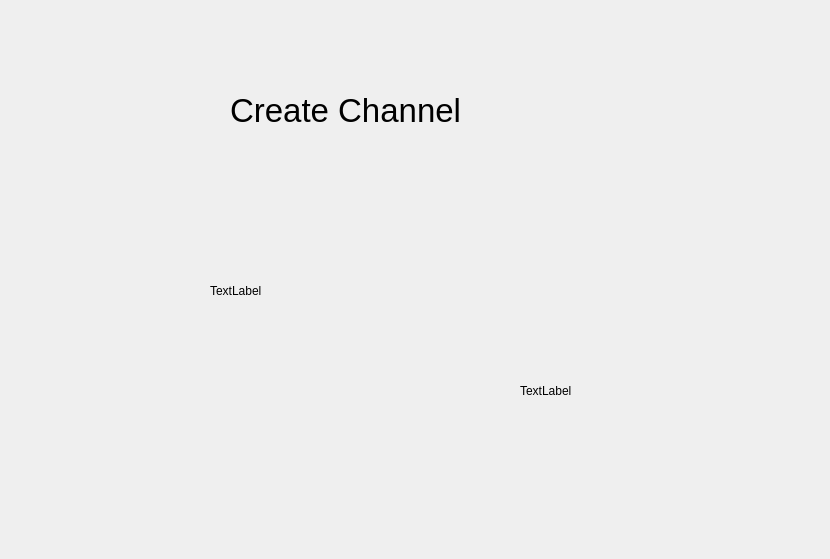
Above: FinalProject_Messenger/dialog_create_channel.ui from Behdad-AVI-203/Messenger_CodeX_11 before the change. Below: the same form after it.
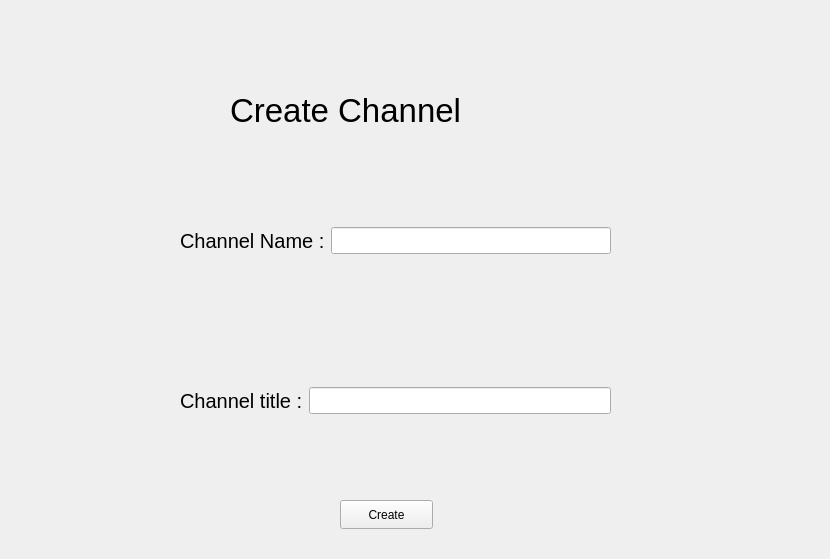
That is the form after the change.

Commit message: add menubar CREATE CHANNEL

What changed in the file:
```diff
--- a/FinalProject_Messenger/dialog_create_channel.ui
+++ b/FinalProject_Messenger/dialog_create_channel.ui
@@ -31,31 +31,84 @@
     <string>Create Channel</string>
    </property>
   </widget>
-  <widget class="QLabel" name="label_2">
+  <widget class="QPushButton" name="CreatedButton">
    <property name="geometry">
     <rect>
-     <x>210</x>
-     <y>240</y>
-     <width>221</width>
-     <height>101</height>
+     <x>340</x>
+     <y>500</y>
+     <width>93</width>
+     <height>29</height>
     </rect>
    </property>
    <property name="text">
-    <string>TextLabel</string>
+    <string>Create</string>
    </property>
   </widget>
-  <widget class="QLabel" name="label_3">
+  <widget class="QWidget" name="">
    <property name="geometry">
     <rect>
-     <x>520</x>
-     <y>340</y>
-     <width>221</width>
-     <height>101</height>
+     <x>180</x>
+     <y>160</y>
+     <width>431</width>
+     <height>161</height>
     </rect>
    </property>
-   <property name="text">
-    <string>TextLabel</string>
+   <layout class="QHBoxLayout" name="horizontalLayout">
+    <item>
+     <widget class="QLabel" name="label_2">
+      <property name="font">
+       <font>
+        <pointsize>15</pointsize>
+       </font>
+      </property>
+      <property name="text">
+       <string>Channel Name :</string>
+      </property>
+     </widget>
+    </item>
+    <item>
+     <widget class="QLineEdit" name="ChannelNameLineEdit">
+      <property name="font">
+       <font>
+        <pointsize>12</pointsize>
+       </font>
+      </property>
+     </widget>
+    </item>
+   </layout>
+  </widget>
+  <widget class="QWidget" name="">
+   <property name="geometry">
+    <rect>
+     <x>180</x>
+     <y>320</y>
+     <width>431</width>
+     <height>161</height>
+    </rect>
    </property>
+   <layout class="QHBoxLayout" name="horizontalLayout_2">
+    <item>
+     <widget class="QLabel" name="label_3">
+      <property name="font">
+       <font>
+        <pointsize>15</pointsize>
+       </font>
+      </property>
+      <property name="text">
+       <string>Channel title :</string>
+      </property>
+     </widget>
+    </item>
+    <item>
+     <widget class="QLineEdit" name="ChannelTitleLineEdit">
+      <property name="font">
+       <font>
+        <pointsize>12</pointsize>
+       </font>
+      </property>
+     </widget>
+    </item>
+   </layout>
   </widget>
  </widget>
  <resources/>
```
The commit also changes 6 other files.
